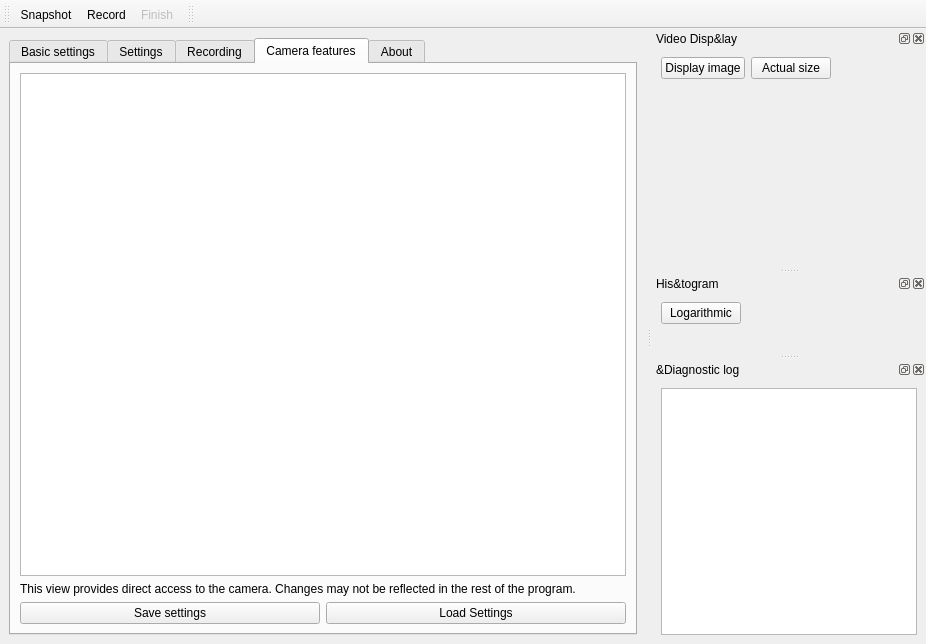
Above: src/mainwindow.ui from AD-Vega/qarv before the change. Below: the same form after it.
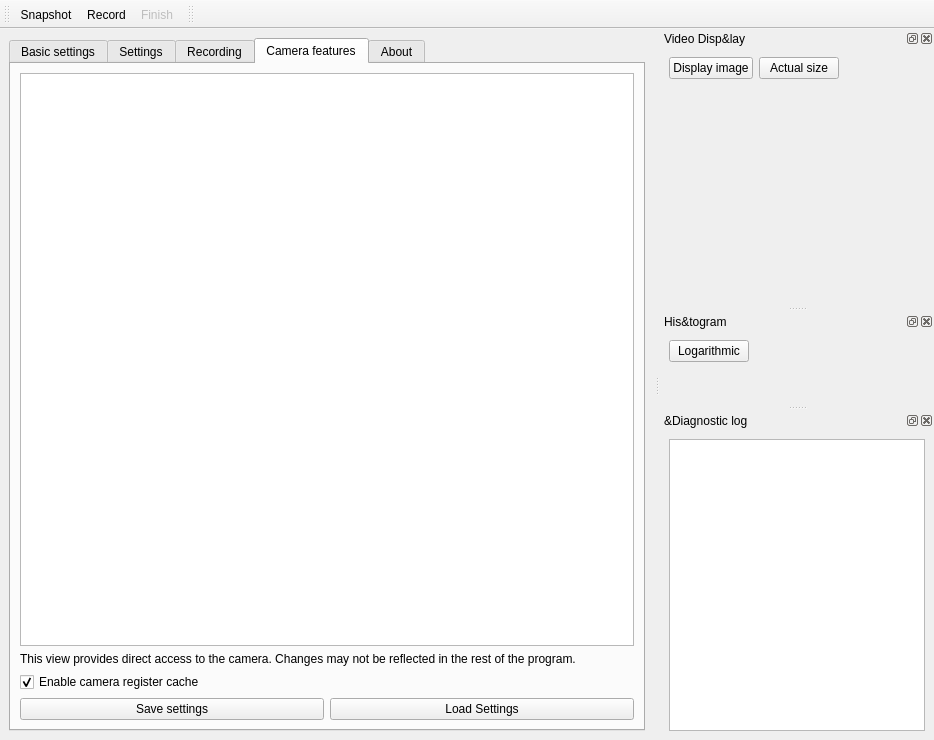
That is the form after the change. The open tabs and pages were chosen to show the change. Icons and pictures are not drawn. Custom widgets are drawn as their Qt base class.

Commit message: Add a checkbox to enable aravis' register cache.

```diff
--- a/src/mainwindow.ui
+++ b/src/mainwindow.ui
@@ -6,8 +6,8 @@
    <rect>
     <x>0</x>
     <y>0</y>
-    <width>926</width>
-    <height>644</height>
+    <width>934</width>
+    <height>740</height>
    </rect>
   </property>
   <property name="windowTitle">
@@ -1058,6 +1058,22 @@
           </property>
          </widget>
         </item>
+        <item>
+         <widget class="QCheckBox" name="registerCacheCheck">
+          <property name="toolTip">
+           <string>&lt;html&gt;&lt;head/&gt;&lt;body&gt;&lt;p&gt;This setting may make browsing camera features more responsive. However, some cameras specify cacheability of settings incorrectly. If this checkbox is set to partially enabled, debug mode is entered where cached values are checked against actual values.&lt;/p&gt;&lt;/body&gt;&lt;/html&gt;</string>
+          </property>
+          <property name="text">
+           <string>Enable camera register cache</string>
+          </property>
+          <property name="checked">
+           <bool>true</bool>
+          </property>
+          <property name="tristate">
+           <bool>true</bool>
+          </property>
+         </widget>
+        </item>
         <item>
          <layout class="QHBoxLayout" name="horizontalLayout_6">
           <item>
```
Left out of the diff: 2 changed lines with no effect on the pictures. The commit also changes 5 other files.
